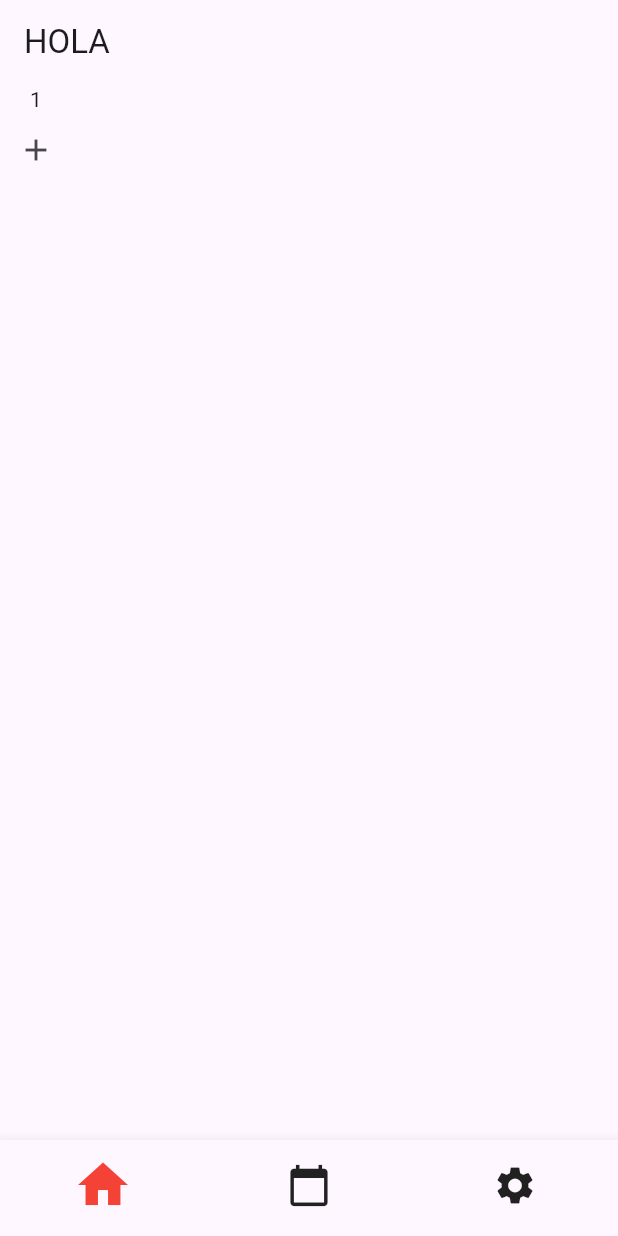
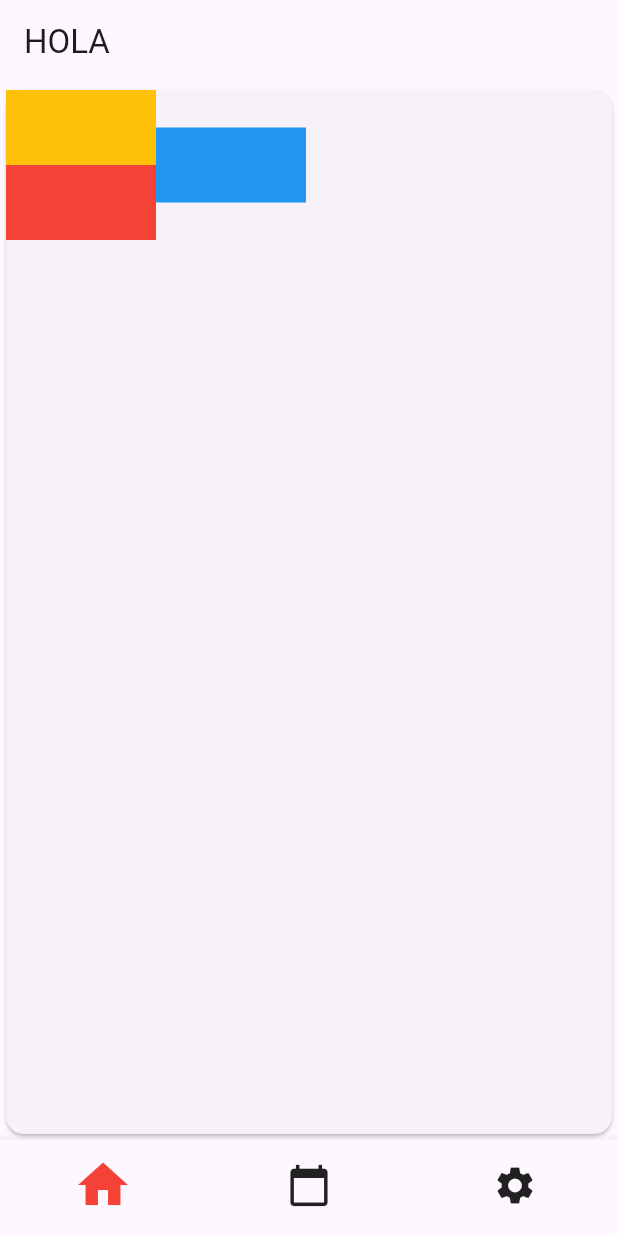
Before and after one commit to MustafaAlneami/RECO, a Flutter app: the screen it shows after launch, on a phone screen of 412 x 824 dp. Run offline on Flutter 3.47's test engine with Material 3 defaults, Android fonts, the phone set to English and light mode, and no system bars.

Commit message:
nighty commit

```diff
--- a/lib/presentation/screens/home/home_view.dart
+++ b/lib/presentation/screens/home/home_view.dart
@@ -1,6 +1,7 @@
 import 'package:flutter/material.dart';
 import 'package:provider/provider.dart';
 import 'package:reco_is_here/data/models/test_Provider_Modal.dart';
+import 'package:reco_is_here/presentation/screens/home/widgets/home_content_view.dart';
 
 class HomeView extends StatefulWidget {
   const HomeView({super.key});
@@ -14,23 +15,25 @@ class _HomeView extends State<HomeView> {
   Widget build(BuildContext context) {
     //final provyModel = Provider.of<TestProviderModal>(context);
     return Scaffold(
-      body: Column(
-        children: [
-          Consumer<TestProviderModal>(
-              builder: (context, testProviderModal, child) {
-            return Column(
-              children: [
-                Text("${testProviderModal.age}"),
-              ],
-            );
-          }),
-          IconButton(
-              onPressed: () {
-                context.read()<TestProviderModal>().incremento();
-              },
-              icon: Icon(Icons.add))
-        ],
-      ),
+      // body:
+      // Column(
+      //   children: [
+      //     Consumer<TestProviderModal>(
+      //         builder: (context, testProviderModal, child) {
+      //       return Column(
+      //         children: [
+      //           Text("${testProviderModal.age}"),
+      //         ],
+      //       );
+      //     }),
+      //     IconButton(
+      //         onPressed: () {
+      //           context.read()<TestProviderModal>().incremento();
+      //         },
+      //         icon: Icon(Icons.add))
+      //   ],
+      // ),
+      body: HomeContentView(),
     );
   }
 }
--- a/lib/presentation/screens/home/widgets/home_content_view.dart
+++ b/lib/presentation/screens/home/widgets/home_content_view.dart
@@ -0,0 +1,43 @@
+import 'package:flutter/material.dart';
+
+class HomeContentView extends StatefulWidget {
+  const HomeContentView({super.key});
+
+  @override
+  State<HomeContentView> createState() => _HomeContentView();
+}
+
+class _HomeContentView extends State<HomeContentView> {
+  @override
+  Widget build(BuildContext context) {
+    return Card(
+      child: Column(
+        children: [
+          Row(
+            children: [
+              Column(
+                children: [
+                  Container(
+                    width: 100,
+                    height: 50,
+                    color: Colors.amber,
+                  ),
+                  Container(
+                    width: 100,
+                    height: 50,
+                    color: Colors.red,
+                  )
+                ],
+              ),
+              Container(
+                width: 100,
+                height: 50,
+                color: Colors.blue,
+              ),
+            ],
+          )
+        ],
+      ),
+    );
+  }
+}
```
